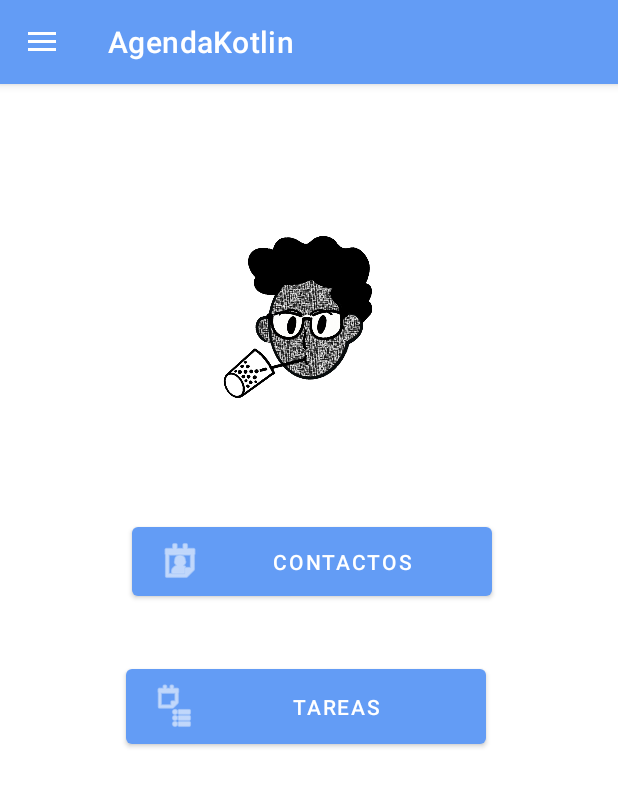
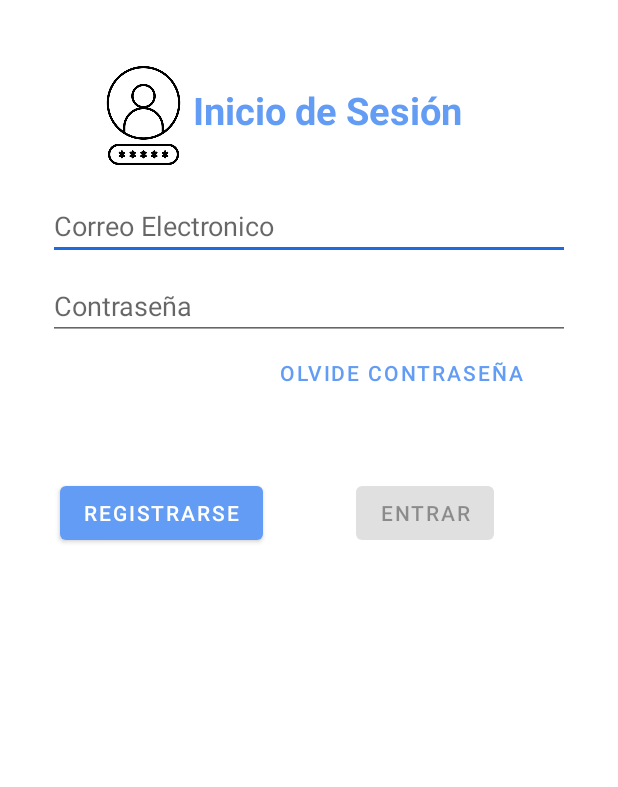
Before and after one commit to Rulas54/AgendaKotlin, an Android app: the screen it shows after launch (MainActivity before the commit, LoginActivity after it), on a phone screen of 412 x 824 dp. Shown: the top 787 px of the screen. Run offline under Robolectric (Android 15) with nearby library versions, the phone set to English and light mode, and no system bars; 3 statements that could not run were skipped.

Commit message:
Login, Register and Change Password

```diff
--- /dev/null
+++ b/app/src/main/java/udelp/edu/mx/agendakotlin/LoginFragment.kt
@@ -0,0 +1,59 @@
+package udelp.edu.mx.agendakotlin
+
+import android.os.Bundle
+import androidx.fragment.app.Fragment
+import android.view.LayoutInflater
+import android.view.View
+import android.view.ViewGroup
+
+// TODO: Rename parameter arguments, choose names that match
+// the fragment initialization parameters, e.g. ARG_ITEM_NUMBER
+private const val ARG_PARAM1 = "param1"
+private const val ARG_PARAM2 = "param2"
+
+/**
+ * A simple [Fragment] subclass.
+ * Use the [LoginFragment.newInstance] factory method to
+ * create an instance of this fragment.
+ */
+class LoginFragment : Fragment() {
+    // TODO: Rename and change types of parameters
+    private var param1: String? = null
+    private var param2: String? = null
+
+    override fun onCreate(savedInstanceState: Bundle?) {
+        super.onCreate(savedInstanceState)
+        arguments?.let {
+            param1 = it.getString(ARG_PARAM1)
+            param2 = it.getString(ARG_PARAM2)
+        }
+    }
+
+    override fun onCreateView(
+        inflater: LayoutInflater, container: ViewGroup?,
+        savedInstanceState: Bundle?
+    ): View? {
+        // Inflate the layout for this fragment
+        return inflater.inflate(R.layout.fragment_login, container, false)
+    }
+
+    companion object {
+        /**
+         * Use this factory method to create a new instance of
+         * this fragment using the provided parameters.
+         *
+         * @param param1 Parameter 1.
+         * @param param2 Parameter 2.
+         * @return A new instance of fragment LoginFragment.
+         */
+        // TODO: Rename and change types and number of parameters
+        @JvmStatic
+        fun newInstance(param1: String, param2: String) =
+            LoginFragment().apply {
+                arguments = Bundle().apply {
+                    putString(ARG_PARAM1, param1)
+                    putString(ARG_PARAM2, param2)
+                }
+            }
+    }
+}
--- a/app/src/main/java/udelp/edu/mx/agendakotlin/MainActivity.kt
+++ b/app/src/main/java/udelp/edu/mx/agendakotlin/MainActivity.kt
@@ -67,6 +67,7 @@ class MainActivity : AppCompatActivity(), NavigationView.OnNavigationItemSelecte
                 .replace(R.id.fragment_container, ContactoFragment()).commit()}
         }
         navDrawer.closeDrawer(GravityCompat.START)
+
         return true
     }
 }
--- a/app/src/main/res/layout/activity_login.xml
+++ b/app/src/main/res/layout/activity_login.xml
@@ -11,60 +11,16 @@
         android:paddingRight="@dimen/activity_horizontal_margin"
         android:paddingTop="@dimen/activity_vertical_margin"
         tools:context=".ui.login.LoginActivity">
-
-    <EditText
-            android:id="@+id/username"
-            android:layout_width="0dp"
-            android:layout_height="wrap_content"
-            android:layout_marginTop="96dp"
-            android:hint="@string/prompt_email"
-            android:inputType="textEmailAddress"
-            android:selectAllOnFocus="true"
-            app:layout_constraintEnd_toEndOf="parent"
-            app:layout_constraintStart_toStartOf="parent"
-            app:layout_constraintTop_toTopOf="parent"/>
-
-    <EditText
-            android:id="@+id/password"
-            android:layout_width="0dp"
-            android:layout_height="wrap_content"
-            android:layout_marginTop="8dp"
-            android:hint="@string/prompt_password"
-            android:imeActionLabel="@string/action_sign_in_short"
-            android:imeOptions="actionDone"
-            android:inputType="textPassword"
-            android:selectAllOnFocus="true"
-            app:layout_constraintEnd_toEndOf="parent"
-            app:layout_constraintStart_toStartOf="parent"
-            app:layout_constraintTop_toBottomOf="@+id/username"/>
-
-    <Button
-            android:id="@+id/login"
-            android:enabled="false"
-            android:layout_width="wrap_content"
-            android:layout_height="wrap_content"
-            android:layout_gravity="start"
-            android:layout_marginTop="16dp"
-            android:layout_marginBottom="64dp"
-            android:text="@string/action_sign_in"
-            app:layout_constraintBottom_toBottomOf="parent"
-            app:layout_constraintEnd_toEndOf="parent"
-            app:layout_constraintStart_toStartOf="parent"
-            app:layout_constraintTop_toBottomOf="@+id/password"
-            app:layout_constraintVertical_bias="0.2"/>
-
-    <ProgressBar
-            android:id="@+id/loading"
-            android:visibility="gone"
-            android:layout_width="wrap_content"
-            android:layout_height="wrap_content"
-            android:layout_gravity="center"
-            android:layout_marginTop="64dp"
-            android:layout_marginBottom="64dp"
-            app:layout_constraintBottom_toBottomOf="parent"
-            app:layout_constraintEnd_toEndOf="@+id/password"
-            app:layout_constraintStart_toStartOf="@+id/password"
+    <fragment
+            android:id="@+id/nav_login_fragment_activity_main"
+            android:name="androidx.navigation.fragment.NavHostFragment"
+            android:layout_width="match_parent"
+            android:layout_height="match_parent"
+            app:defaultNavHost="true"
+            app:layout_constraintLeft_toLeftOf="parent"
+            app:layout_constraintRight_toRightOf="parent"
             app:layout_constraintTop_toTopOf="parent"
-            app:layout_constraintVertical_bias="0.3"/>
+            app:navGraph="@navigation/login_nav"
+    />
 
 </androidx.constraintlayout.widget.ConstraintLayout>
--- /dev/null
+++ b/app/src/main/res/layout/fragment_login.xml
@@ -0,0 +1,96 @@
+<?xml version="1.0" encoding="utf-8"?>
+<androidx.constraintlayout.widget.ConstraintLayout
+        xmlns:android="http://schemas.android.com/apk/res/android"
+        xmlns:app="http://schemas.android.com/apk/res-auto"
+        xmlns:tools="http://schemas.android.com/tools"
+        android:id="@+id/container"
+        android:layout_width="match_parent"
+        android:layout_height="match_parent"
+        android:paddingBottom="@dimen/activity_vertical_margin"
+        android:paddingLeft="@dimen/activity_horizontal_margin"
+        android:paddingRight="@dimen/activity_horizontal_margin"
+        android:paddingTop="@dimen/activity_vertical_margin"
+        tools:context=".ui.login.LoginActivity">
+
+    <ImageView
+            android:src="@drawable/perfil_del_usuario"
+            android:layout_width="71dp"
+            android:layout_height="66dp" android:id="@+id/imageView4"
+            app:layout_constraintStart_toStartOf="parent" android:layout_marginStart="28dp"
+            app:layout_constraintTop_toTopOf="parent" android:layout_marginTop="12dp"/>
+    <EditText
+            android:id="@+id/username"
+            android:layout_width="0dp"
+            android:layout_height="wrap_content"
+            android:layout_marginTop="96dp"
+            android:hint="@string/prompt_email"
+            android:inputType="textEmailAddress"
+            android:selectAllOnFocus="true"
+            app:layout_constraintEnd_toEndOf="parent"
+            app:layout_constraintStart_toStartOf="parent"
+            app:layout_constraintTop_toTopOf="parent"/>
+
+    <EditText
+            android:id="@+id/password"
+            android:layout_width="0dp"
+            android:layout_height="wrap_content"
+            android:layout_marginTop="8dp"
+            android:hint="@string/prompt_password"
+            android:imeActionLabel="@string/action_sign_in_short"
+            android:imeOptions="actionDone"
+            android:inputType="textPassword"
+            android:selectAllOnFocus="true"
+            app:layout_constraintEnd_toEndOf="parent"
+            app:layout_constraintStart_toStartOf="parent"
+            app:layout_constraintTop_toBottomOf="@+id/username"/>
+
+    <Button
+            android:id="@+id/login"
+            android:enabled="false"
+            android:layout_width="wrap_content"
+            android:layout_height="wrap_content"
+            android:layout_gravity="start"
+            android:layout_marginTop="16dp"
+            android:layout_marginBottom="64dp"
+            android:text="@string/action_sign_in"
+            app:layout_constraintBottom_toBottomOf="parent"
+            app:layout_constraintEnd_toEndOf="parent"
+            app:layout_constraintStart_toStartOf="parent"
+            app:layout_constraintTop_toBottomOf="@+id/password"
+            app:layout_constraintVertical_bias="0.173" app:layout_constraintHorizontal_bias="0.801"/>
+    <ProgressBar
+            android:id="@+id/loading"
+            android:visibility="gone"
+            android:layout_width="wrap_content"
+            android:layout_height="wrap_content"
+            android:layout_gravity="center"
+            android:layout_marginTop="64dp"
+            android:layout_marginBottom="64dp"
+            app:layout_constraintBottom_toBottomOf="parent"
+            app:layout_constraintEnd_toEndOf="@+id/password"
+            app:layout_constraintStart_toStartOf="@+id/password"
+            app:layout_constraintTop_toTopOf="parent"
+            app:layout_constraintVertical_bias="0.3"/>
+    <Button
+            android:text="@string/btn_registrarse"
+            android:layout_width="wrap_content"
+            android:layout_height="wrap_content" android:id="@+id/btn_register"
+            app:layout_constraintStart_toStartOf="parent" android:layout_marginStart="8dp"
+            app:layout_constraintBottom_toBottomOf="parent"
+            android:layout_marginTop="45dp" app:layout_constraintTop_toBottomOf="@+id/btn_passwd"
+            app:layout_constraintVertical_bias="0.0"/>
+    <Button
+            android:text="@string/btn_olvide_passwd"
+            android:layout_width="wrap_content"
+            android:layout_height="wrap_content" android:id="@+id/btn_passwd"
+            android:layout_marginEnd="15dp" app:layout_constraintEnd_toEndOf="parent" android:layout_marginBottom="45dp"
+            app:layout_constraintBottom_toTopOf="@+id/login" android:background="@android:color/transparent" android:textColor="@color/baby_blue"/>
+    <TextView
+            android:text="Inicio de Sesión"
+            android:layout_width="wrap_content"
+            android:layout_height="wrap_content" android:id="@+id/textView"
+            android:textSize="25dp" android:textColor="@color/baby_blue" android:textStyle="bold"
+            android:layout_marginEnd="72dp" app:layout_constraintEnd_toEndOf="parent"
+            app:layout_constraintTop_toTopOf="parent" android:layout_marginTop="24dp"/>
+
+</androidx.constraintlayout.widget.ConstraintLayout>
--- /dev/null
+++ b/app/src/main/res/navigation/login_nav.xml
@@ -0,0 +1,27 @@
+<?xml version="1.0" encoding="utf-8"?>
+<navigation xmlns:android="http://schemas.android.com/apk/res/android"
+            xmlns:app="http://schemas.android.com/apk/res-auto"
+            xmlns:tools="http://schemas.android.com/tools"
+            android:id="@+id/login_nav"
+            app:startDestination="@id/login_main">
+    <fragment android:id="@+id/login_main" android:name="udelp.edu.mx.agendakotlin.LoginFragment"
+              android:label="Login" tools:layout="@layout/fragment_login">
+        <action android:id="@+id/action_LoginFragment_to_RegistrarseFragment"
+                app:destination="@id/RegistrarseFragment"/>
+        <action android:id="@+id/action_LogFragment_to_olvideFragment" app:destination="@id/olvideFragment"/>
+    </fragment>
+
+    <fragment android:id="@+id/RegistrarseFragment" android:name="udelp.edu.mx.agendakotlin.RegistrarseFragment"
+              android:label="Registrarse" tools:layout="@layout/fragment_registrarse">
+        <action android:id="@+id/action_registrarseFragment_to_loginFragment"
+        app:destination="@+id/login_main"/>
+    </fragment>
+
+    <fragment android:id="@+id/olvideFragment" android:name="udelp.edu.mx.agendakotlin.OlvideConstrasenaFragment"
+              android:label="Olvide Contraseña" tools:layout="@layout/fragment_olvide_constrasena">
+        <action android:id="@+id/action_olvideFragment_to_loginFragment"
+                app:destination="@+id/login_main"/>
+    </fragment>
+
+
+</navigation>
--- a/app/src/main/res/values/strings.xml
+++ b/app/src/main/res/values/strings.xml
@@ -54,10 +54,18 @@
     <string name="menu_slideshow">Slideshow</string>
     <string name="prompt_email">Correo Electronico</string>
     <string name="prompt_password">Contraseña</string>
-    <string name="action_sign_in">Sign in or register</string>
-    <string name="action_sign_in_short">Sign in</string>
+    <string name="action_sign_in">Entrar</string>
+    <string name="action_sign_in_short">Registrarse</string>
     <string name="welcome">"Bienvenido !"</string>
     <string name="invalid_username">Usuario no valido</string>
     <string name="invalid_password">La contraseña debe ser de más de 5 caracteres</string>
-    <string name="login_failed">"Sign In Failed"</string>
+    <string name="login_failed">"Registro Fallido"</string>
+    <string name="btn_registrarse">Registrarse</string>
+    <string name="btn_olvide_passwd">Olvide Contraseña</string>
+    <string name="confirmar_passwd">Confirmar Contraseña</string>
+    <string name="Aplicar_Passwd">Aplicar Contraseña</string>
+    <string name="nueva_passwd">Nueva Contraseña</string>
+    <string name="txt_nombre">Nombre</string>
+    <string name="txt_apellido_paterno">Apellido Paterno</string>
+    <string name="txt_apellido_materno">Apellido Materno</string>
 </resources>
```
Also changed, not shown: app/src/main/AndroidManifest.xml (+8 -13 lines), app/src/main/java/udelp/edu/mx/agendakotlin/OlvideConstrasenaFragment.kt (added, +59 -0 lines), app/src/main/java/udelp/edu/mx/agendakotlin/RegistrarseFragment.kt (added, +59 -0 lines), app/src/main/java/udelp/edu/mx/agendakotlin/ui/login/LoginActivity.kt (+0 -92 lines), app/src/main/res/layout/fragment_olvide_constrasena.xml (added, +56 -0 lines), app/src/main/res/layout/fragment_registrarse.xml (added, +83 -0 lines), app/src/main/res/drawable/lock.png (added), app/src/main/res/drawable/perfil_del_usuario.png (added), app/src/main/res/drawable/registrar.png (added).
